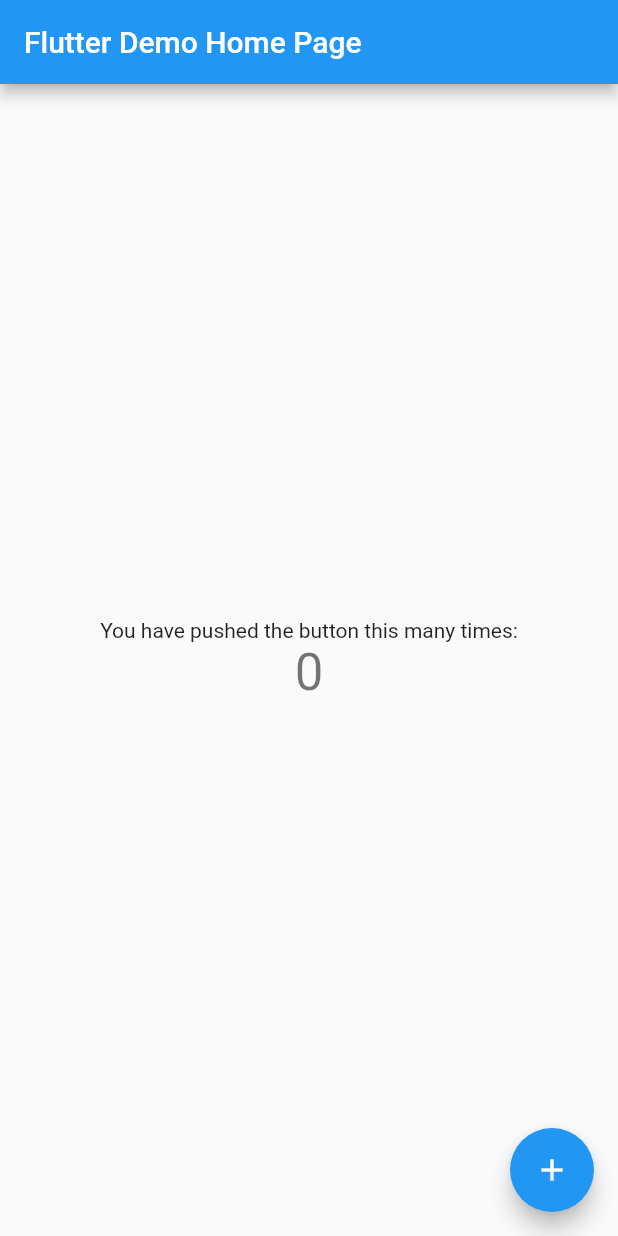
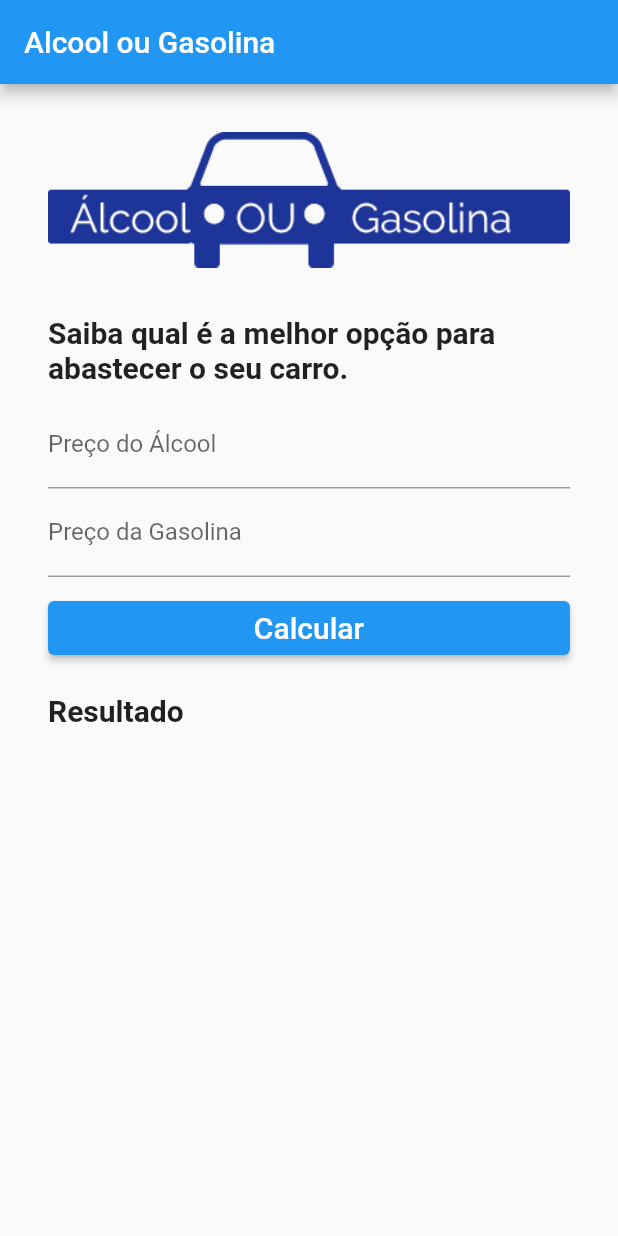
Before and after one commit to Rodrigopca42/appAlcoolOuGasolina, a Flutter app: the screen it shows after launch, on a phone screen of 412 x 824 dp. Run offline on Flutter 3.47's test engine with Material 2 defaults, Android fonts, the phone set to English and light mode, and no system bars.

Commit message:
Criação da interface

```diff
--- /dev/null
+++ b/lib/Combustivel.dart
@@ -0,0 +1,97 @@
+import 'package:flutter/material.dart';
+
+class Combustivel extends StatefulWidget {
+  const Combustivel({Key? key}) : super(key: key);
+
+  @override
+  State<Combustivel> createState() => _CombustivelState();
+}
+
+class _CombustivelState extends State<Combustivel> {
+
+  TextEditingController _controllerAlcool = TextEditingController();
+  TextEditingController _controllerGasolina = TextEditingController();
+
+
+  @override
+  Widget build(BuildContext context) {
+    return Scaffold(
+      appBar: AppBar(
+        title: Text("Alcool ou Gasolina"),
+        backgroundColor: Colors.blue,
+      ),
+      body: Container(
+        child: SingleChildScrollView(
+          padding: EdgeInsets.all(32),
+          child: Column(
+            crossAxisAlignment: CrossAxisAlignment.stretch,
+            children: <Widget>[
+              Padding(
+                padding: EdgeInsets.only(bottom: 32),
+                child: Image.asset("imagem/logo.png"),
+              ),
+              Padding(
+                padding: EdgeInsets.only(bottom: 10),
+                child: Text(
+                  "Saiba qual é a melhor opção para abastecer o seu carro.",
+                  style: TextStyle(
+                    fontSize: 20,
+                    fontWeight: FontWeight.bold,
+                  ),
+                ),
+
+              ),
+              TextField(
+                keyboardType: TextInputType.number,
+                decoration: InputDecoration(
+                    labelText: "Preço do Álcool"
+                ),
+                style: TextStyle(
+                    fontSize: 16
+                ),
+                controller: _controllerAlcool,
+              ),
+              TextField(
+                keyboardType: TextInputType.number,
+                decoration: InputDecoration(
+                    labelText: "Preço da Gasolina"
+                ),
+                style: TextStyle(
+                    fontSize: 16
+                ),
+                controller: _controllerGasolina,
+              ),
+              Padding(
+                padding:EdgeInsets.only(top: 10),
+                child: ElevatedButton(
+                  style: ElevatedButton.styleFrom(
+                    backgroundColor: Colors.blue, // background
+                    // foreground
+                  ),
+                  onPressed: () { },
+                  child: Text(
+                    "Calcular",
+                    style: TextStyle(
+                        color:Colors.white,
+                        fontSize: 20
+                    ),
+                  ),
+                ),
+              ),
+              Padding(
+                padding: EdgeInsets.only(top: 20),
+                child: Text(
+                  "Resultado",
+                  style: TextStyle(
+                      fontSize: 20,
+                      fontWeight: FontWeight.bold
+                  ),
+                ),
+              )
+            ],
+          ),
+        ),
+    )
+   );
+  }
+}
--- a/lib/main.dart
+++ b/lib/main.dart
@@ -1,115 +1,9 @@
+import 'package:appalcoolougasolina/Combustivel.dart';
 import 'package:flutter/material.dart';
 
 void main() {
-  runApp(const MyApp());
+  runApp(MaterialApp(
+    home: Combustivel(),
+    debugShowCheckedModeBanner: false,
+  ));
 }
-
-class MyApp extends StatelessWidget {
-  const MyApp({super.key});
-
-  // This widget is the root of your application.
-  @override
-  Widget build(BuildContext context) {
-    return MaterialApp(
-      title: 'Flutter Demo',
-      theme: ThemeData(
-        // This is the theme of your application.
-        //
-        // Try running your application with "flutter run". You'll see the
-        // application has a blue toolbar. Then, without quitting the app, try
-        // changing the primarySwatch below to Colors.green and then invoke
-        // "hot reload" (press "r" in the console where you ran "flutter run",
-        // or simply save your changes to "hot reload" in a Flutter IDE).
-        // Notice that the counter didn't reset back to zero; the application
-        // is not restarted.
-        primarySwatch: Colors.blue,
-      ),
-      home: const MyHomePage(title: 'Flutter Demo Home Page'),
-    );
-  }
-}
-
-class MyHomePage extends StatefulWidget {
-  const MyHomePage({super.key, required this.title});
-
-  // This widget is the home page of your application. It is stateful, meaning
-  // that it has a State object (defined below) that contains fields that affect
-  // how it looks.
-
-  // This class is the configuration for the state. It holds the values (in this
-  // case the title) provided by the parent (in this case the App widget) and
-  // used by the build method of the State. Fields in a Widget subclass are
-  // always marked "final".
-
-  final String title;
-
-  @override
-  State<MyHomePage> createState() => _MyHomePageState();
-}
-
-class _MyHomePageState extends State<MyHomePage> {
-  int _counter = 0;
-
-  void _incrementCounter() {
-    setState(() {
-      // This call to setState tells the Flutter framework that something has
-      // changed in this State, which causes it to rerun the build method below
-      // so that the display can reflect the updated values. If we changed
-      // _counter without calling setState(), then the build method would not be
-      // called again, and so nothing would appear to happen.
-      _counter++;
-    });
-  }
-
-  @override
-  Widget build(BuildContext context) {
-    // This method is rerun every time setState is called, for instance as done
-    // by the _incrementCounter method above.
-    //
-    // The Flutter framework has been optimized to make rerunning build methods
-    // fast, so that you can just rebuild anything that needs updating rather
-    // than having to individually change instances of widgets.
-    return Scaffold(
-      appBar: AppBar(
-        // Here we take the value from the MyHomePage object that was created by
-        // the App.build method, and use it to set our appbar title.
-        title: Text(widget.title),
-      ),
-      body: Center(
-        // Center is a layout widget. It takes a single child and positions it
-        // in the middle of the parent.
-        child: Column(
-          // Column is also a layout widget. It takes a list of children and
-          // arranges them vertically. By default, it sizes itself to fit its
-          // children horizontally, and tries to be as tall as its parent.
-          //
-          // Invoke "debug painting" (press "p" in the console, choose the
-          // "Toggle Debug Paint" action from the Flutter Inspector in Android
-          // Studio, or the "Toggle Debug Paint" command in Visual Studio Code)
-          // to see the wireframe for each widget.
-          //
-          // Column has various properties to control how it sizes itself and
-          // how it positions its children. Here we use mainAxisAlignment to
-          // center the children vertically; the main axis here is the vertical
-          // axis because Columns are vertical (the cross axis would be
-          // horizontal).
-          mainAxisAlignment: MainAxisAlignment.center,
-          children: <Widget>[
-            const Text(
-              'You have pushed the button this many times:',
-            ),
-            Text(
-              '$_counter',
-              style: Theme.of(context).textTheme.headline4,
-            ),
-          ],
-        ),
-      ),
-      floatingActionButton: FloatingActionButton(
-        onPressed: _incrementCounter,
-        tooltip: 'Increment',
-        child: const Icon(Icons.add),
-      ), // This trailing comma makes auto-formatting nicer for build methods.
-    );
-  }
-}
--- a/pubspec.yaml
+++ b/pubspec.yaml
@@ -63,6 +63,9 @@
   # assets:
   #   - images/a_dot_burr.jpeg
   #   - images/a_dot_ham.jpeg
+  assets:
+    - imagem/logo.png
+
 
   # An image asset can refer to one or more resolution-specific "variants", see
   # https://flutter.dev/assets-and-images/#resolution-aware
```
Also changed, not shown: imagem/logo.png (added), 2 other files.
